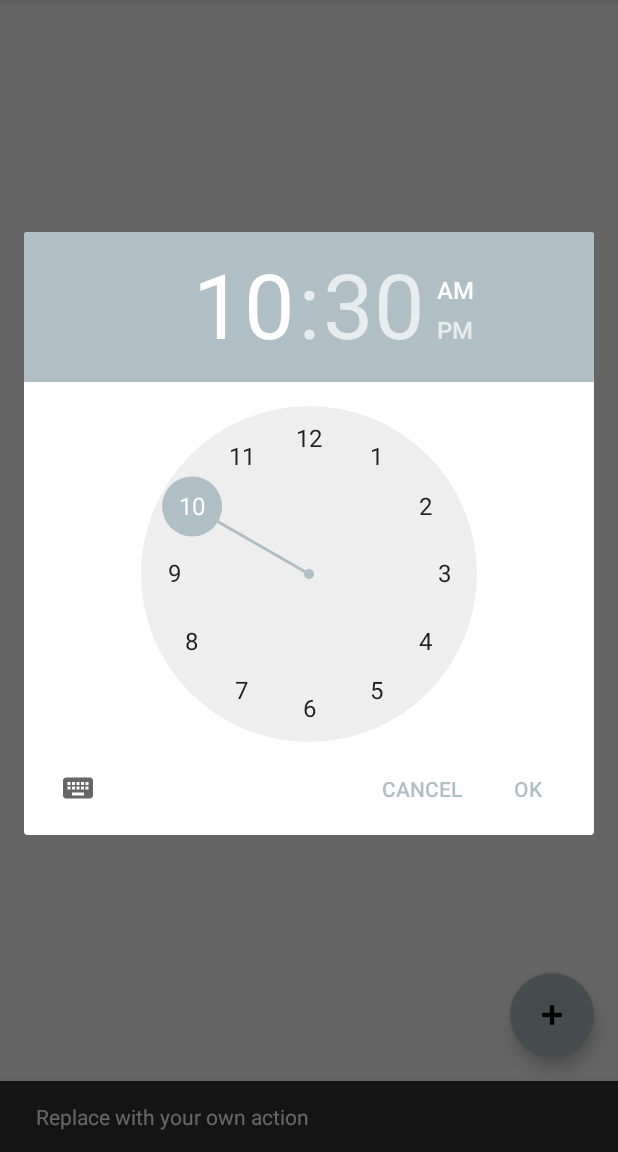
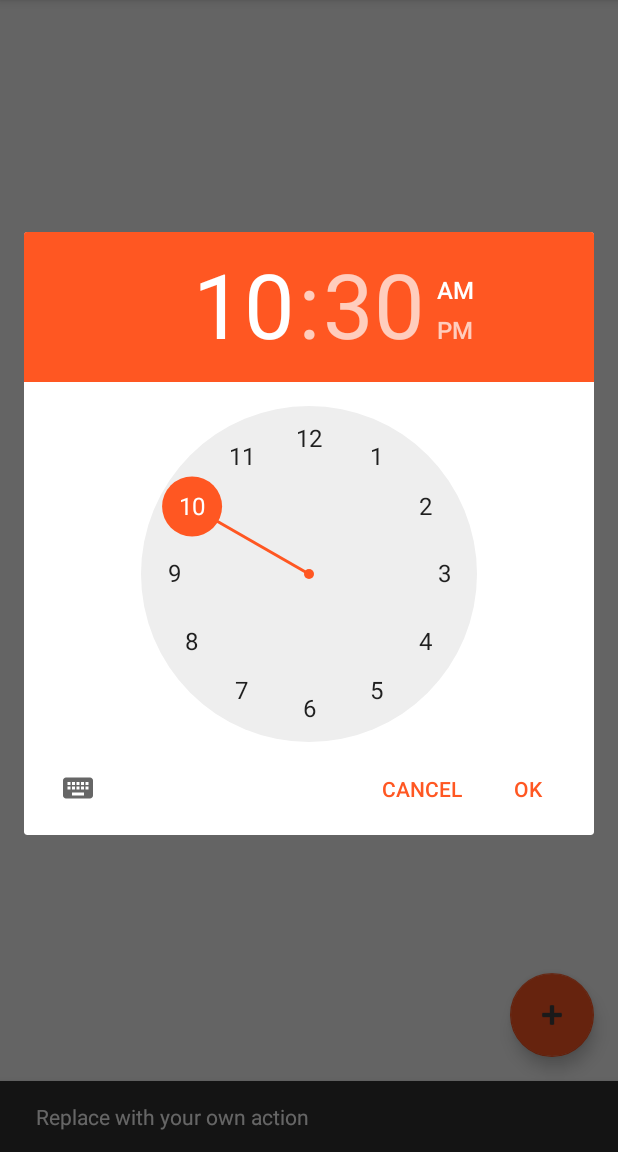
Before and after one commit to yoinergomez/WakeUpNow, an Android app: the screen it shows after launch (MainActivity), after a tap on an icon or button, on a phone screen of 412 x 824 dp, the part 84-1236 px from its top. Run offline under Robolectric (Android 15) with nearby library versions, the phone set to English and light mode, and no system bars.

Commit message:
Añadiendo permisos de vibracion

```diff
--- a/app/src/main/AndroidManifest.xml
+++ b/app/src/main/AndroidManifest.xml
@@ -1,6 +1,8 @@
 <?xml version="1.0" encoding="utf-8"?>
 <manifest xmlns:android="http://schemas.android.com/apk/res/android"
     package="grp02.udea.edu.co.wakeupnow">
+
+    <uses-permission android:name="android.permission.VIBRATE"/>
 
     <application
         android:allowBackup="true"
--- a/app/src/main/res/layout/activity_main.xml
+++ b/app/src/main/res/layout/activity_main.xml
@@ -29,7 +29,7 @@
         android:layout_height="wrap_content"
         android:layout_gravity="bottom|end"
         android:layout_margin="@dimen/fab_margin"
-        android:tint="@android:color/background_dark"
+        android:tint="@color/colorPrimary"
         android:src="@android:drawable/ic_input_add" />
 
 </android.support.design.widget.CoordinatorLayout>
--- a/app/src/main/res/layout/item_alarma.xml
+++ b/app/src/main/res/layout/item_alarma.xml
@@ -65,6 +65,8 @@
                 android:layout_height="wrap_content"
                 android:focusable="false"
                 android:clickable="false"
+                android:textOn="ON"
+                android:textOff="OFF"
                 android:layout_gravity="center" />
 
         </LinearLayout>
--- a/app/src/main/res/values/colors.xml
+++ b/app/src/main/res/values/colors.xml
@@ -3,5 +3,7 @@
     <color name="colorPrimaryDark">#212121</color>
     <color name="colorPrimary">#424242</color>
     <color name="textColorPrimary">#E0E0E0</color>
-    <color name="colorAccent">#B0BEC5</color>
+    <color name="colorAccent">#FF5722</color>
+    <color name="colorDesactivado">#d32f2f</color>
+    <color name="colorActivado">#388E3C</color>
 </resources>
```
Also changed, not shown: app/src/main/java/grp02/udea/edu/co/wakeupnow/AlarmReceiver.java (+6 -3 lines), app/src/main/java/grp02/udea/edu/co/wakeupnow/MainActivity.java (+22 -7 lines).
